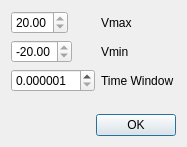
Qt form Desktop_Interface/ui_files_mobile/scoperangeenterdialog.ui (EspoTek/Labrador) before a commit.
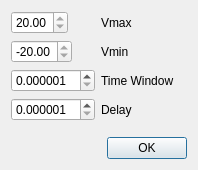
The same form after that commit. Custom widgets are drawn as their Qt base class.

Commit message: User can manually set delay from oscilloscope->range->enter manually

Patch:
```diff
--- a/Desktop_Interface/ui_files_mobile/scoperangeenterdialog.ui
+++ b/Desktop_Interface/ui_files_mobile/scoperangeenterdialog.ui
@@ -6,8 +6,8 @@
    <rect>
     <x>0</x>
     <y>0</y>
-    <width>187</width>
-    <height>147</height>
+    <width>198</width>
+    <height>170</height>
    </rect>
   </property>
   <property name="windowTitle">
@@ -72,6 +72,26 @@
          </property>
         </widget>
        </item>
+       <item row="3" column="0">
+        <widget class="voltageSpinBox" name="delayBox">
+         <property name="decimals">
+          <number>6</number>
+         </property>
+         <property name="minimum">
+          <double>0.000001000000000</double>
+         </property>
+         <property name="maximum">
+          <double>10.000000000000000</double>
+         </property>
+        </widget>
+       </item>
+       <item row="3" column="1">
+        <widget class="QLabel" name="label_4">
+         <property name="text">
+          <string>Delay</string>
+         </property>
+        </widget>
+       </item>
       </layout>
      </item>
      <item>
```
Left out of the diff: 17 changed lines with no effect on the pictures. The commit also changes 6 other files.
